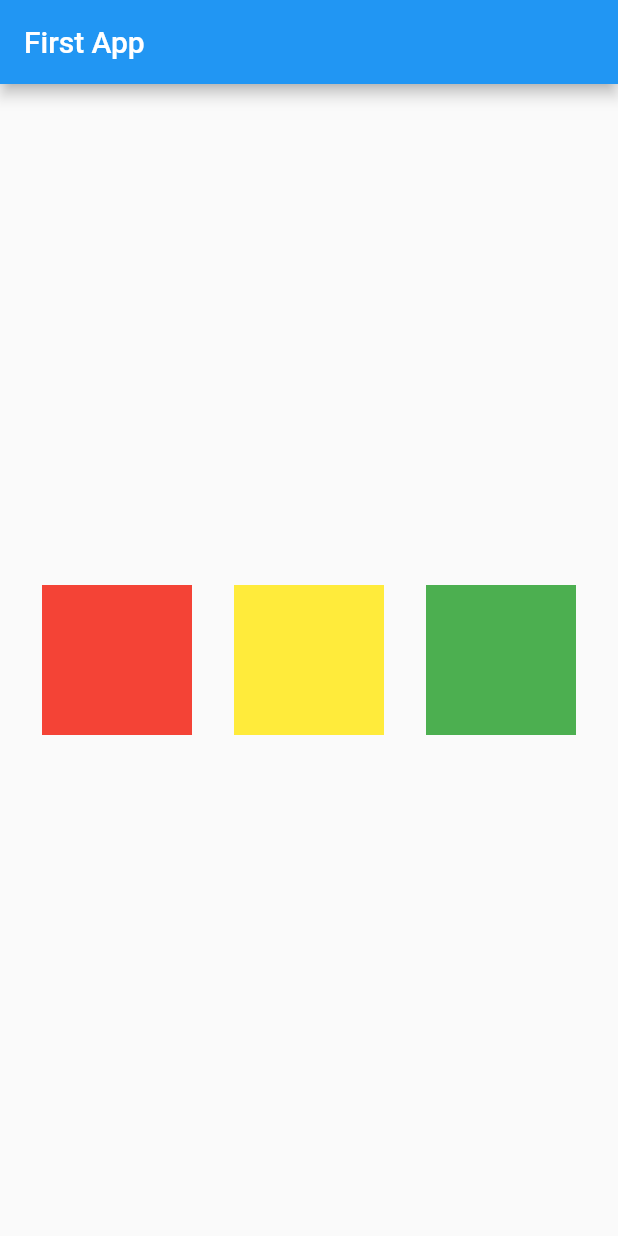
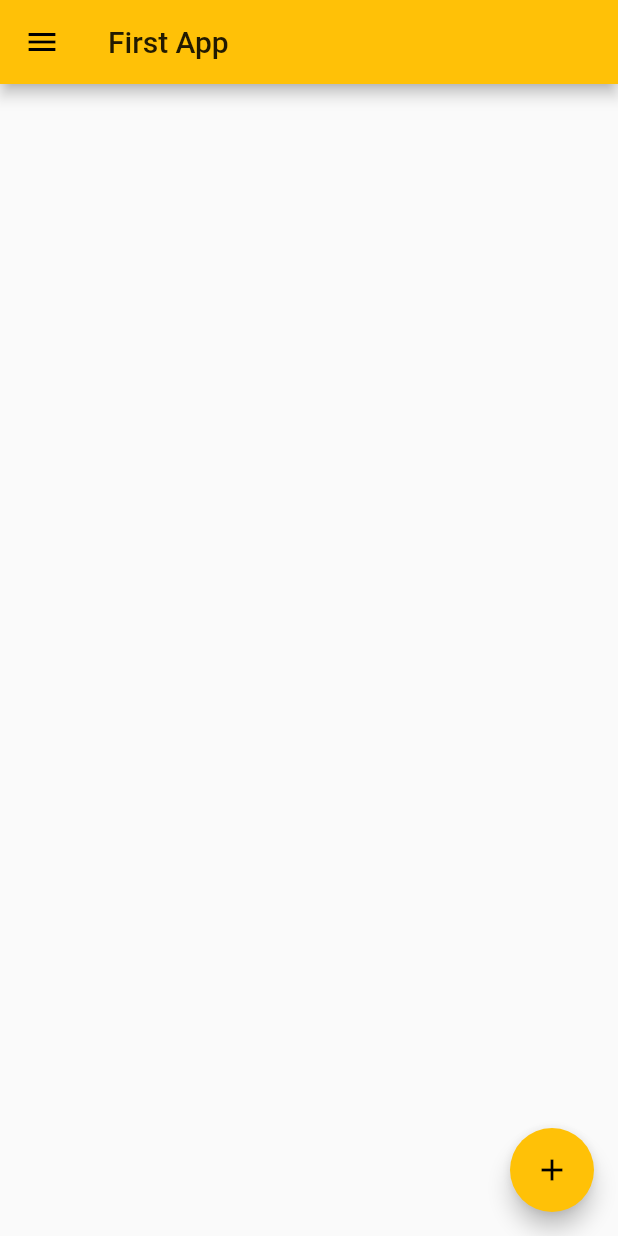
Before and after one commit to n3rdkid/flutter-crash-course, a Flutter app: the screen it shows after launch, on a phone screen of 412 x 824 dp. Run offline on Flutter 3.47's test engine with Material 2 defaults, Android fonts, the light colour scheme and no system bars.

Commit message:
explored FAB,Drawer, Image

```diff
--- a/lib/main.dart
+++ b/lib/main.dart
@@ -7,7 +7,7 @@ main() {
       home: Container(
         child: HomePage(),
       ),
-  ));
+      theme: ThemeData(primarySwatch: Colors.amber)));
 }
 
 class HomePage extends StatelessWidget {
@@ -17,29 +17,43 @@ class HomePage extends StatelessWidget {
       appBar: AppBar(
         title: Text("First App"),
       ),
-        body: Center(
-            child: Row(
-                mainAxisAlignment: MainAxisAlignment.spaceEvenly,
-                crossAxisAlignment: CrossAxisAlignment.center,
-                children: <Widget>[
-              Container(
-                padding: EdgeInsets.all(8),
-                width: 100,
-                height: 100,
-                color: Colors.red,
+      drawer: Drawer(
+        child: ListView(
+          padding: EdgeInsets.zero,
+          children: [
+            // DrawerHeader(
+            //   child: Text(
+            //     "Drawer Menu",
+            //     style: TextStyle(fontSize: 16, color: Colors.white),
+            //   ),
+            //   decoration: BoxDecoration(color: Colors.blue),
+            // ),
+            UserAccountsDrawerHeader(
+                accountName: Text("Saurav Adhikari"),
+                accountEmail: Text("sauravads123@gmail.com"),
+                currentAccountPicture: CircleAvatar(
+                    backgroundImage: NetworkImage(
+                        "https://images.unsplash.com/photo-1630181897844-7fb328dc7b77?ixid=MnwxMjA3fDB8MHxwaG90by1wYWdlfHx8fGVufDB8fHx8&ixlib=rb-1.2.1&auto=format&fit=crop&w=668&q=80"))),
+            ListTile(
+              leading: Icon(Icons.person),
+              title: Text("Account"),
+              subtitle: Text("Category"),
+              trailing: Icon(Icons.edit),
             ),
-              Container(
-                padding: EdgeInsets.all(8),
-                width: 100,
-                height: 100,
-                color: Colors.yellow,
+            ListTile(
+              leading: Icon(Icons.notifications),
+              title: Text("Notifications"),
+              subtitle: Text("Category One"),
+              trailing: Icon(Icons.edit),
+            )
+          ],
         ),
-              Container(
-                padding: EdgeInsets.all(8),
-                width: 100,
-                height: 100,
-                color: Colors.green,
-              )
-            ])));
+      ),
+      body: Container(),
+      floatingActionButton: FloatingActionButton(
+        onPressed: () => {},
+        child: Icon(Icons.add),
+      ),
+    );
   }
 }
```
Lines whose indentation alone changed are shown as unchanged.
